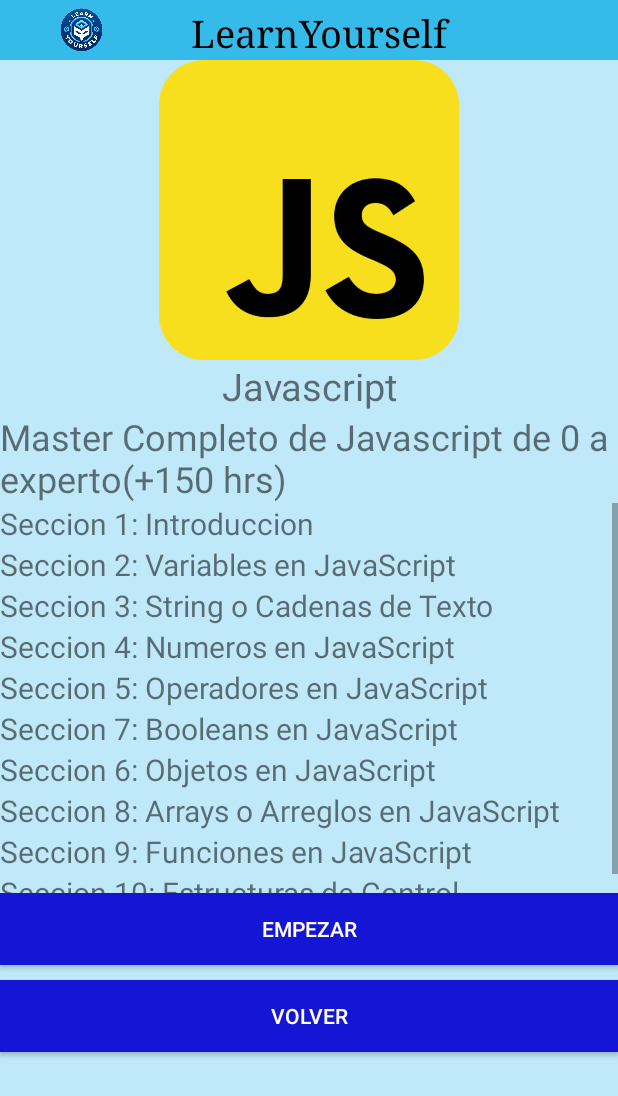
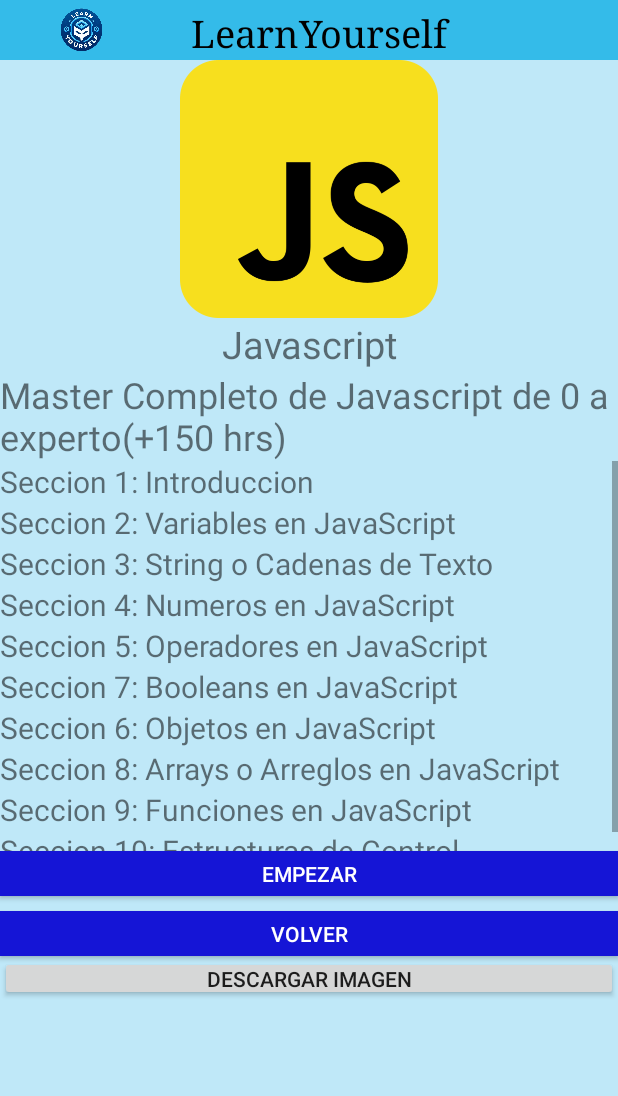
Before and after one commit to francocaputo123/final-2-am-acn4a-caputo-cardozo, an Android app: the Javascript screen opened directly, with no data from a screen before it, on a phone screen of 412 x 824 dp. Shown: the top 1096 px of the screen. Run offline under Robolectric (Android 15) with nearby library versions, the phone set to English and light mode, and no system bars.

Commit message:
agregar metodo onclick

```diff
--- a/app/src/main/res/layout/activity_javascript.xml
+++ b/app/src/main/res/layout/activity_javascript.xml
@@ -49,7 +49,7 @@
             <ImageView
                 android:id="@+id/imageView4"
                 android:layout_width="match_parent"
-                android:layout_height="200dp"
+                android:layout_height="172dp"
                 app:srcCompat="@drawable/javascript" />
 
             <TextView
@@ -162,7 +162,7 @@
             <Button
                 android:id="@+id/button4"
                 android:layout_width="match_parent"
-                android:layout_height="wrap_content"
+                android:layout_height="30dp"
                 android:layout_marginBottom="10dp"
                 android:background="@color/btnColor"
                 android:onClick="empezar"
@@ -172,12 +172,20 @@
             <Button
                 android:id="@+id/button5"
                 android:layout_width="match_parent"
-                android:layout_height="wrap_content"
+                android:layout_height="30dp"
                 android:background="@color/btnColor"
                 android:onClick="volver"
                 android:text="@string/buttonBack"
                 android:textColor="@color/txtColor" />
 
+            <Button
+                android:id="@+id/button3"
+                android:layout_width="match_parent"
+                android:layout_height="30dp"
+                android:onClick="dowload"
+                android:text="Descargar Imagen"
+                android:padding="5dp"/>
+
         </LinearLayout>
 
     </LinearLayout>
```
Also changed, not shown: app/src/main/java/com/example/learnyourself/ImagenDowloader.java (added, +13 -0 lines), app/src/main/java/com/example/learnyourself/Javascript.java (+10 -0 lines).
